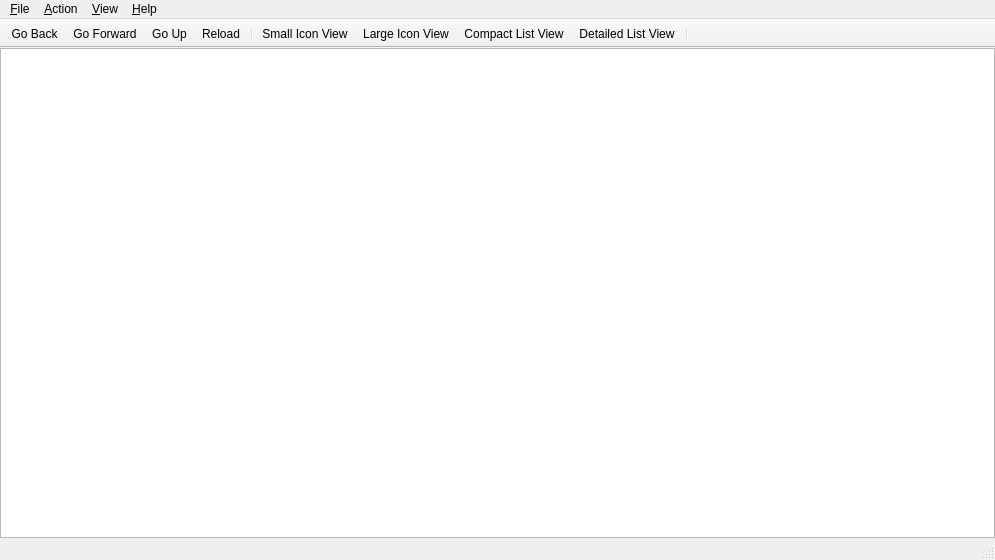
The window that src/gui/mainwindow.ui (august-alt/gpui) describes before a commit, drawn with Qt 5.
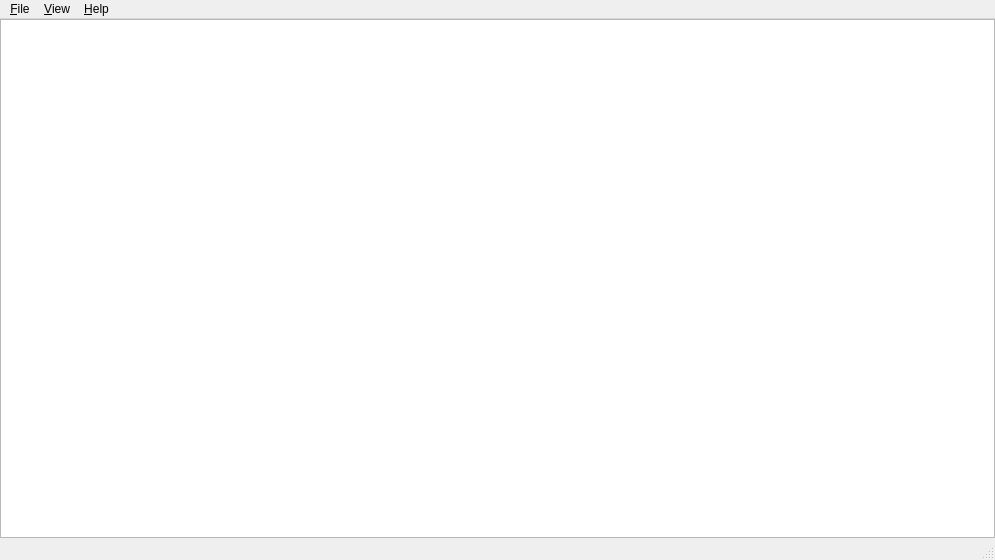
The same window after the commit. Icons and pictures are not drawn.

Commit message: chore: remove unimplemented options from the menu

The edit to the form file:
```diff
--- a/src/gui/mainwindow.ui
+++ b/src/gui/mainwindow.ui
@@ -81,11 +81,6 @@
     <addaction name="separator"/>
     <addaction name="actionExit"/>
    </widget>
-   <widget class="QMenu" name="menu_Edit">
-    <property name="title">
-     <string>&amp;Action</string>
-    </property>
-   </widget>
    <widget class="QMenu" name="menu_View">
     <property name="title">
      <string>&amp;View</string>
@@ -108,38 +103,10 @@
     </property>
    </widget>
    <addaction name="menu_File"/>
-   <addaction name="menu_Edit"/>
    <addaction name="menu_View"/>
    <addaction name="menu_Help"/>
   </widget>
   <widget class="QStatusBar" name="statusbar"/>
-  <widget class="QToolBar" name="toolBar">
-   <property name="windowTitle">
-    <string>toolBar</string>
-   </property>
-   <property name="movable">
-    <bool>false</bool>
-   </property>
-   <property name="floatable">
-    <bool>false</bool>
-   </property>
-   <attribute name="toolBarArea">
-    <enum>TopToolBarArea</enum>
-   </attribute>
-   <attribute name="toolBarBreak">
-    <bool>false</bool>
-   </attribute>
-   <addaction name="actionGoBack"/>
-   <addaction name="actionGoForward"/>
-   <addaction name="actionGoUp"/>
-   <addaction name="actionReload"/>
-   <addaction name="separator"/>
-   <addaction name="actionSmallIconView"/>
-   <addaction name="actionLargeIconView"/>
-   <addaction name="actionCompactListView"/>
-   <addaction name="actionDetailedListView"/>
-   <addaction name="separator"/>
-  </widget>
   <action name="actionGoBack">
    <property name="icon">
     <iconset theme="go-previous">
```
Left out of the diff: 13 changed lines with no effect on the pictures.
